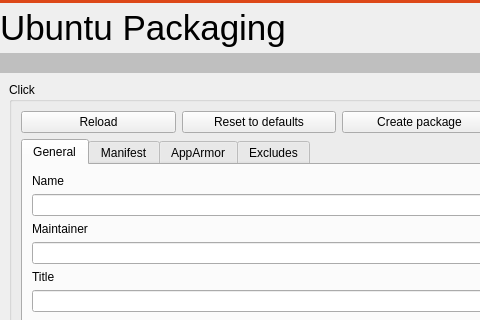
Qt form src/ubuntu/ubuntupackagingwidget.ui (runelabs/qtcreator-plugin-ubuntu) before a commit; both pictures show x 0 to 480 and y 0 to 320 of the 975 by 770 pixel window.
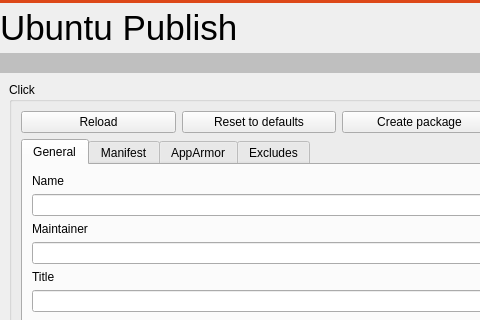
The same form after that commit.

Commit message: - hide validate/packaging when needed - renamed packaging tab

What changed in the file:
```diff
--- a/src/ubuntu/ubuntupackagingwidget.ui
+++ b/src/ubuntu/ubuntupackagingwidget.ui
@@ -68,7 +68,7 @@
         </font>
        </property>
        <property name="text">
-        <string>Ubuntu Packaging</string>
+        <string>Ubuntu Publish</string>
        </property>
       </widget>
      </item>
```
Left out of the diff: 4 changed lines with no effect on the pictures. The commit also changes 7 other files.
